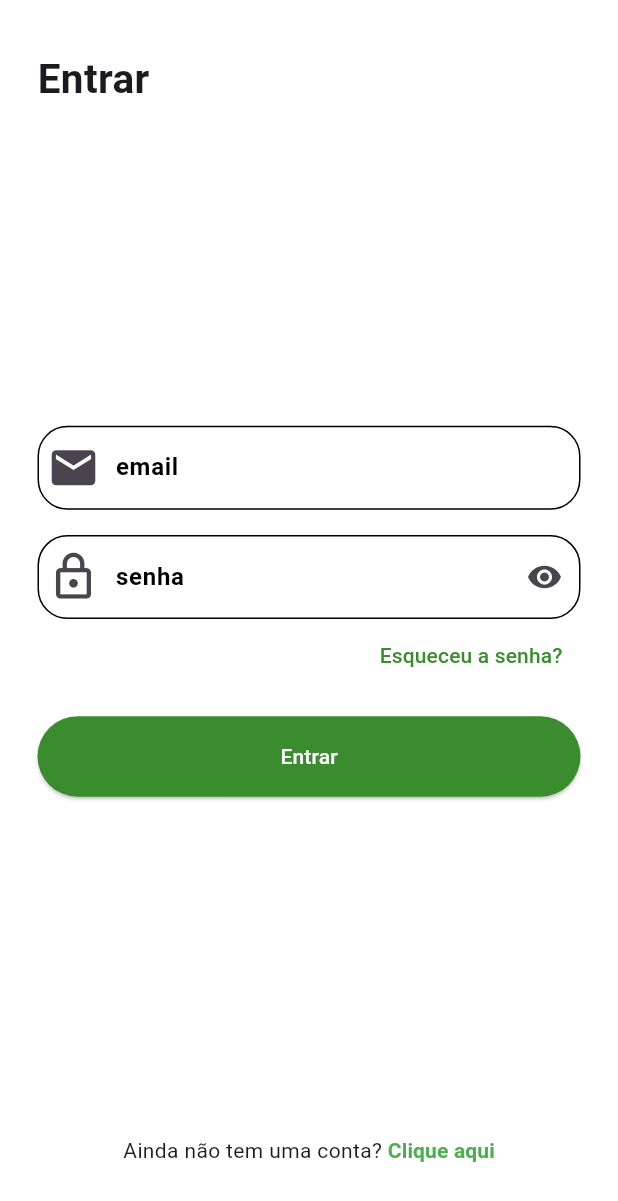
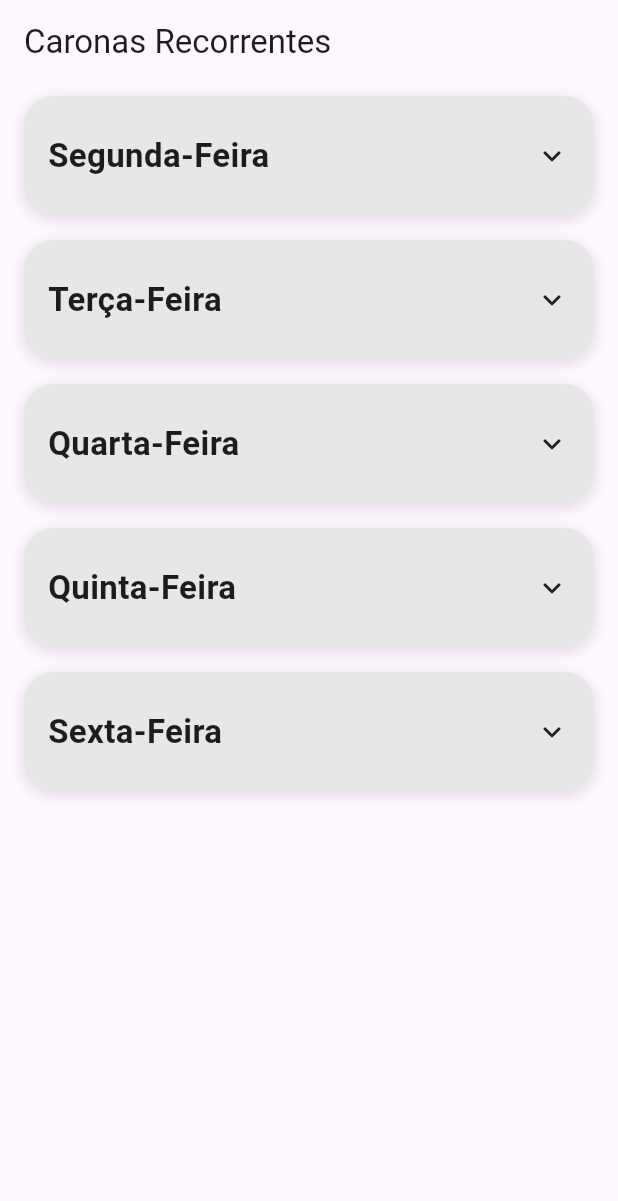
Before and after one commit to Br-Fernandes/IFRide, a Flutter app: the screen it shows after launch, on a phone screen of 412 x 824 dp. Shown: the top 1201 px of the screen. Run offline on Flutter 3.47's test engine with Material 3 defaults, Android fonts, the light colour scheme and no system bars; our stand-ins replace flutter_secure_storage, get.

Commit message:
creating recurring ride screen

```diff
--- a/lib/main.dart
+++ b/lib/main.dart
@@ -5,6 +5,7 @@ import 'package:if_ride/views/screens/home_screen.dart';
 import 'package:if_ride/views/screens/main_navigation_screen.dart';
 import 'package:if_ride/views/screens/new_ride_screen.dart';
 import 'package:if_ride/views/screens/your_rides_screen.dart';
+import 'package:if_ride/views/widgets/recurring_ride.dart';
 import 'package:if_ride/views/widgets/steptwo_ride.dart';
 
 void main() {
@@ -19,7 +20,7 @@ class MyApp extends StatelessWidget {
     return MaterialApp(
       title: 'Flutter Demo',
       theme: ThemeColors.lightTheme,
-      home: AuthScreen(),
+      home: RecurringRide(),
     );
   }
 }
--- /dev/null
+++ b/lib/views/widgets/recurring_ride.dart
@@ -0,0 +1,99 @@
+import 'package:flutter/material.dart';
+import 'package:if_ride/views/widgets/steptwo_ride.dart';
+
+class RecurringRide extends StatefulWidget {
+  const RecurringRide({super.key});
+
+  @override
+  State<RecurringRide> createState() => _RecurringRideState();
+}
+
+class _RecurringRideState extends State<RecurringRide> {
+  @override
+  Widget build(BuildContext context) {
+    return Scaffold(
+      appBar: AppBar(title: const Text('Caronas Recorrentes')),
+      body: SingleChildScrollView(
+        child: Column(
+          children: [
+            ExpandableRideCard(day: "Segunda-Feira"),
+            ExpandableRideCard(day: "Terça-Feira"),
+            ExpandableRideCard(day: "Quarta-Feira"),
+            ExpandableRideCard(day: "Quinta-Feira"),
+            ExpandableRideCard(day: "Sexta-Feira"),
+          ],
+        ),
+      ),
+    );
+  }
+}
+
+class ExpandableRideCard extends StatefulWidget {
+  final String day;
+
+  const ExpandableRideCard({super.key, required this.day});
+
+  @override
+  State<ExpandableRideCard> createState() => _ExpandableRideCardState();
+}
+
+class _ExpandableRideCardState extends State<ExpandableRideCard> {
+  bool _isExpanded = false;
+
+  @override
+  Widget build(BuildContext context) {
+    return GestureDetector(
+      onTap: () {
+        setState(() {
+          _isExpanded = !_isExpanded;
+        });
+      },
+      child: AnimatedContainer(
+        duration: const Duration(milliseconds: 300),
+        curve: Curves.easeInOut,
+        height: _isExpanded ? 350 : 80,
+        margin: const EdgeInsets.symmetric(vertical: 8, horizontal: 16),
+        decoration: BoxDecoration(
+          color: const Color(0xFFE8E7E7),
+          borderRadius: BorderRadius.circular(20),
+          boxShadow: const [
+            BoxShadow(
+              color: Colors.black12,
+              blurRadius: 8,
+              offset: Offset(0, 2),
+            )
+          ],
+        ),
+        child: SingleChildScrollView(
+          physics: const NeverScrollableScrollPhysics(),
+          child: Column(
+            children: [
+              _buildHeader(),
+              if (_isExpanded)
+                RideCard()
+            ],
+          ),
+        ),
+      ),
+    );
+  }
+
+  Widget _buildHeader() {
+    return Container(
+      height: 80,
+      padding: const EdgeInsets.symmetric(horizontal: 16),
+      child: Row(
+        mainAxisAlignment: MainAxisAlignment.spaceBetween,
+        children: [
+          Text(
+            widget.day,
+            style: const TextStyle(fontSize: 22, fontWeight: FontWeight.bold),
+          ),
+          Icon(_isExpanded
+              ? Icons.keyboard_arrow_up_sharp
+              : Icons.keyboard_arrow_down_sharp),
+        ],
+      ),
+    );
+  }
+}
--- a/lib/views/widgets/steptwo_ride.dart
+++ b/lib/views/widgets/steptwo_ride.dart
@@ -11,7 +11,7 @@ class SteptwoRide extends StatelessWidget {
         mainAxisAlignment: MainAxisAlignment.spaceAround,
         crossAxisAlignment: CrossAxisAlignment.center,
         children: [
-          _RideCard(),
+          RideCard(),
           NextStepButton()
         ],
       ),
@@ -19,8 +19,8 @@ class SteptwoRide extends StatelessWidget {
   }
 }
 
-class _RideCard extends StatelessWidget {
-  const _RideCard();
+class RideCard extends StatelessWidget {
+  const RideCard();
 
   @override
   Widget build(BuildContext context) {
```
Also changed, not shown: lib/views/screens/auth_screen.dart (line endings or trailing spaces).
